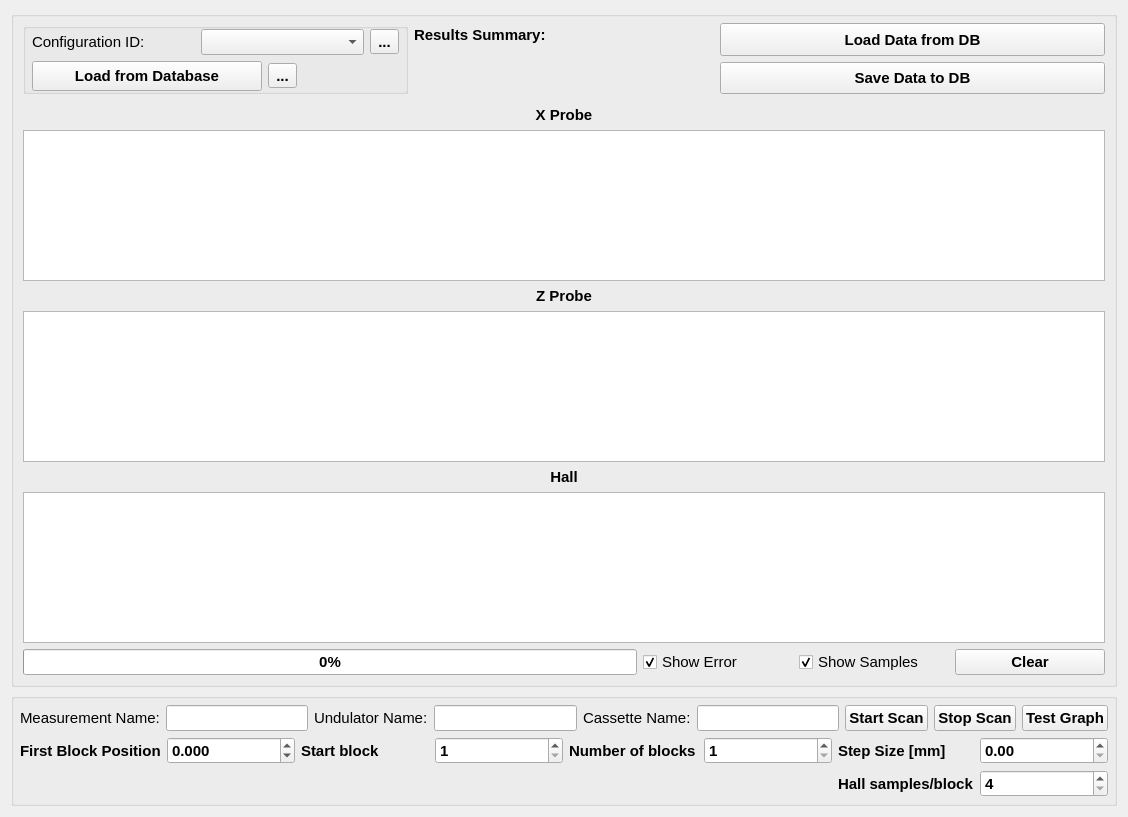
Before: the Qt Designer form deltabench/gui/ui/scanwidget.ui in lnls-ima/delta-assembly-bench, drawn with Qt 5.
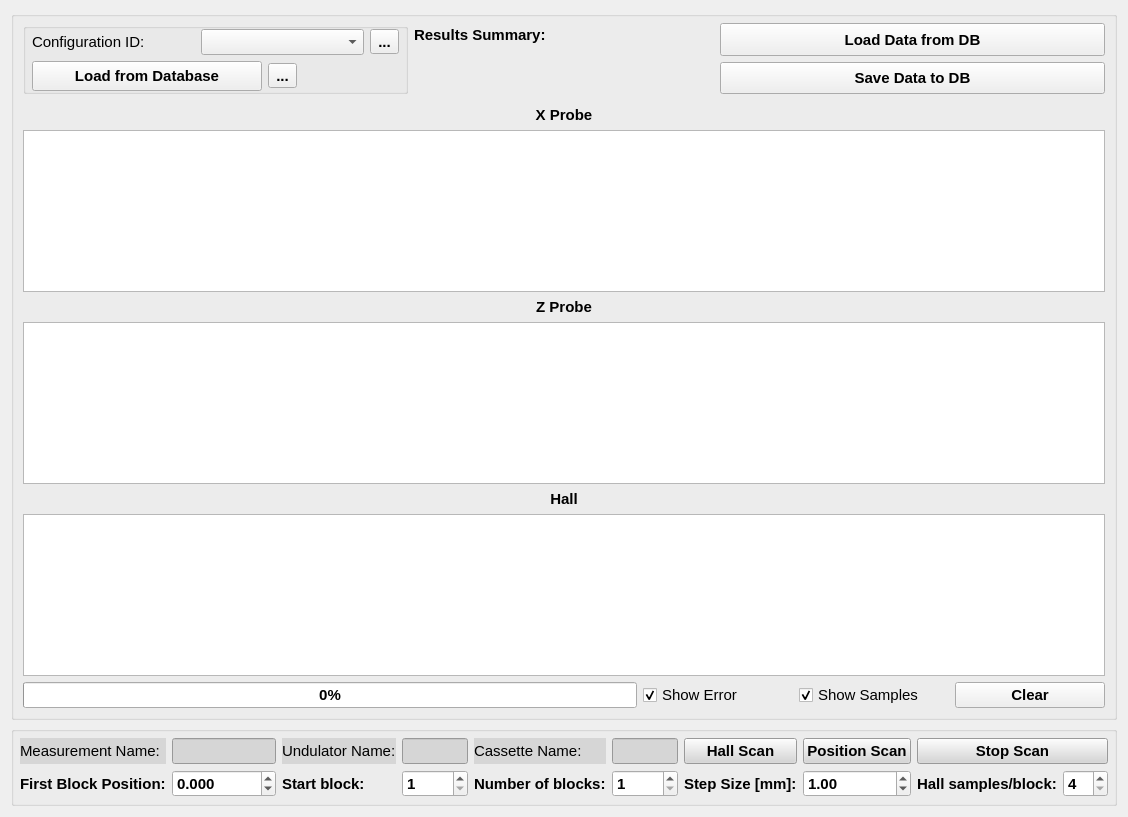
After: the same form once the commit is applied. Icons and pictures are not drawn. Custom widgets are drawn as their Qt base class.

Commit message: Separate scan in two: hall sensor scan, and position measurement scan

```diff
--- a/deltabench/gui/ui/scanwidget.ui
+++ b/deltabench/gui/ui/scanwidget.ui
@@ -548,123 +548,6 @@
           <property name="bottomMargin">
            <number>6</number>
           </property>
-          <item row="1" column="9">
-           <widget class="QPushButton" name="pbt_stop_scan">
-            <property name="enabled">
-             <bool>true</bool>
-            </property>
-            <property name="sizePolicy">
-             <sizepolicy hsizetype="Preferred" vsizetype="Preferred">
-              <horstretch>0</horstretch>
-              <verstretch>0</verstretch>
-             </sizepolicy>
-            </property>
-            <property name="minimumSize">
-             <size>
-              <width>0</width>
-              <height>0</height>
-             </size>
-            </property>
-            <property name="maximumSize">
-             <size>
-              <width>16777215</width>
-              <height>16777215</height>
-             </size>
-            </property>
-            <property name="font">
-             <font>
-              <weight>75</weight>
-              <bold>true</bold>
-             </font>
-            </property>
-            <property name="text">
-             <string>Stop Scan</string>
-            </property>
-            <property name="icon">
-             <iconset>
-              <normaloff>../../resources/img/stop.svg</normaloff>../../resources/img/stop.svg</iconset>
-            </property>
-            <property name="iconSize">
-             <size>
-              <width>24</width>
-              <height>24</height>
-             </size>
-            </property>
-           </widget>
-          </item>
-          <item row="1" column="3" colspan="3">
-           <widget class="QLineEdit" name="le_undulator_name">
-            <property name="sizePolicy">
-             <sizepolicy hsizetype="Preferred" vsizetype="Fixed">
-              <horstretch>0</horstretch>
-              <verstretch>0</verstretch>
-             </sizepolicy>
-            </property>
-            <property name="font">
-             <font>
-              <weight>50</weight>
-              <bold>false</bold>
-             </font>
-            </property>
-           </widget>
-          </item>
-          <item row="1" column="8">
-           <widget class="QPushButton" name="pbt_start_scan">
-            <property name="sizePolicy">
-             <sizepolicy hsizetype="Preferred" vsizetype="Preferred">
-              <horstretch>0</horstretch>
-              <verstretch>0</verstretch>
-             </sizepolicy>
-            </property>
-            <property name="minimumSize">
-             <size>
-              <width>0</width>
-              <height>0</height>
-             </size>
-            </property>
-            <property name="maximumSize">
-             <size>
-              <width>16777215</width>
-              <height>16777215</height>
-             </size>
-            </property>
-            <property name="font">
-             <font>
-              <weight>75</weight>
-              <bold>true</bold>
-             </font>
-            </property>
-            <property name="text">
-             <string>Start Scan</string>
-            </property>
-            <property name="icon">
-             <iconset>
-              <normaloff>../../resources/img/move.svg</normaloff>../../resources/img/move.svg</iconset>
-            </property>
-            <property name="iconSize">
-             <size>
-              <width>24</width>
-              <height>24</height>
-             </size>
-            </property>
-           </widget>
-          </item>
-          <item row="1" column="1">
-           <widget class="QLineEdit" name="le_measurement_name">
-            <property name="sizePolicy">
-             <sizepolicy hsizetype="Preferred" vsizetype="Fixed">
-              <horstretch>0</horstretch>
-              <verstretch>0</verstretch>
-             </sizepolicy>
-            </property>
-            <property name="font">
-             <font>
-              <weight>50</weight>
-              <bold>false</bold>
-             </font>
-            </property>
-           </widget>
-          </item>
           <item row="4" column="0" colspan="11">
            <layout class="QGridLayout" name="gridLayout_5">
             <property name="topMargin">
@@ -673,31 +556,216 @@
             <property name="bottomMargin">
              <number>0</number>
             </property>
-            <item row="0" column="2">
-             <widget class="QLabel" name="label_10">
-              <property name="text">
-               <string>Start block</string>
-              </property>
-             </widget>
-            </item>
-            <item row="0" column="7">
-             <widget class="QDoubleSpinBox" name="sbd_scan_step_size"/>
-            </item>
-            <item row="0" column="0">
+            <item row="2" column="0">
              <widget class="QLabel" name="label_6">
               <property name="text">
-               <string>First Block Position</string>
+               <string>First Block Position:</string>
               </property>
              </widget>
             </item>
             <item row="0" column="4">
-             <widget class="QLabel" name="label_7">
+             <widget class="QLabel" name="label_5">
+              <property name="font">
+               <font>
+                <weight>50</weight>
+                <bold>false</bold>
+               </font>
+              </property>
+              <property name="styleSheet">
+               <string notr="true">background-color: rgb(214, 214, 214);</string>
+              </property>
               <property name="text">
-               <string>Number of blocks</string>
+               <string>Cassette Name:</string>
+              </property>
+             </widget>
+            </item>
+            <item row="0" column="3">
+             <widget class="QLineEdit" name="le_undulator_name">
+              <property name="sizePolicy">
+               <sizepolicy hsizetype="Preferred" vsizetype="Fixed">
+                <horstretch>0</horstretch>
+                <verstretch>0</verstretch>
+               </sizepolicy>
+              </property>
+              <property name="font">
+               <font>
+                <weight>50</weight>
+                <bold>false</bold>
+               </font>
+              </property>
+              <property name="styleSheet">
+               <string notr="true">background-color: rgb(214, 214, 214);</string>
+              </property>
+             </widget>
+            </item>
+            <item row="2" column="2">
+             <widget class="QLabel" name="label_10">
+              <property name="text">
+               <string>Start block:</string>
+              </property>
+             </widget>
+            </item>
+            <item row="0" column="6">
+             <widget class="QPushButton" name="pbt_start_hall_scan">
+              <property name="sizePolicy">
+               <sizepolicy hsizetype="Preferred" vsizetype="Preferred">
+                <horstretch>0</horstretch>
+                <verstretch>0</verstretch>
+               </sizepolicy>
+              </property>
+              <property name="minimumSize">
+               <size>
+                <width>0</width>
+                <height>0</height>
+               </size>
+              </property>
+              <property name="maximumSize">
+               <size>
+                <width>16777215</width>
+                <height>16777215</height>
+               </size>
+              </property>
+              <property name="font">
+               <font>
+                <weight>75</weight>
+                <bold>true</bold>
+               </font>
+              </property>
+              <property name="styleSheet">
+               <string notr="true">background-color: rgb(214, 214, 214);</string>
+              </property>
+              <property name="text">
+               <string>Hall Scan</string>
+              </property>
+              <property name="icon">
+               <iconset>
+                <normaloff>../../resources/img/move.svg</normaloff>../../resources/img/move.svg</iconset>
+              </property>
+              <property name="iconSize">
+               <size>
+                <width>24</width>
+                <height>24</height>
+               </size>
+              </property>
+             </widget>
+            </item>
+            <item row="2" column="9">
+             <widget class="QSpinBox" name="sb_hall_samples_per_block">
+              <property name="minimum">
+               <number>4</number>
+              </property>
+              <property name="singleStep">
+               <number>2</number>
+              </property>
+              <property name="value">
+               <number>4</number>
+              </property>
+             </widget>
+            </item>
+            <item row="0" column="0">
+             <widget class="QLabel" name="label">
+              <property name="font">
+               <font>
+                <weight>50</weight>
+                <bold>false</bold>
+               </font>
+              </property>
+              <property name="styleSheet">
+               <string notr="true">background-color: rgb(214, 214, 214);</string>
+              </property>
+              <property name="text">
+               <string>Measurement Name:</string>
+              </property>
+             </widget>
+            </item>
+            <item row="2" column="3">
+             <widget class="QSpinBox" name="sb_scan_start_block">
+              <property name="minimum">
+               <number>1</number>
+              </property>
+             </widget>
+            </item>
+            <item row="0" column="7">
+             <widget class="QPushButton" name="pbt_start_position_scan">
+              <property name="sizePolicy">
+               <sizepolicy hsizetype="Preferred" vsizetype="Preferred">
+                <horstretch>0</horstretch>
+                <verstretch>0</verstretch>
+               </sizepolicy>
+              </property>
+              <property name="minimumSize">
+               <size>
+                <width>0</width>
+                <height>0</height>
+               </size>
+              </property>
+              <property name="maximumSize">
+               <size>
+                <width>16777215</width>
+                <height>16777215</height>
+               </size>
+              </property>
+              <property name="font">
+               <font>
+                <weight>75</weight>
+                <bold>true</bold>
+               </font>
+              </property>
+              <property name="styleSheet">
+               <string notr="true">background-color: rgb(214, 214, 214);</string>
+              </property>
+              <property name="text">
+               <string>Position Scan</string>
+              </property>
+              <property name="icon">
+               <iconset>
+                <normaloff>../../resources/img/move.svg</normaloff>../../resources/img/move.svg</iconset>
+              </property>
+              <property name="iconSize">
+               <size>
+                <width>24</width>
+                <height>24</height>
+               </size>
               </property>
              </widget>
             </item>
             <item row="0" column="1">
+             <widget class="QLineEdit" name="le_measurement_name">
+              <property name="sizePolicy">
+               <sizepolicy hsizetype="Preferred" vsizetype="Fixed">
+                <horstretch>0</horstretch>
+                <verstretch>0</verstretch>
+               </sizepolicy>
+              </property>
+              <property name="font">
+               <font>
+                <weight>50</weight>
+                <bold>false</bold>
+               </font>
+              </property>
+              <property name="styleSheet">
+               <string notr="true">background-color: rgb(214, 214, 214);</string>
+              </property>
+             </widget>
+            </item>
+            <item row="2" column="6">
+             <widget class="QLabel" name="label_8">
+              <property name="text">
+               <string>Step Size [mm]:</string>
+              </property>
+             </widget>
+            </item>
+            <item row="2" column="5">
+             <widget class="QSpinBox" name="sb_scan_nr_blocks">
+              <property name="minimum">
+               <number>1</number>
+              </property>
+              <property name="singleStep">
+               <number>1</number>
+              </property>
+             </widget>
+            </item>
+            <item row="2" column="1">
              <widget class="QDoubleSpinBox" name="sbd_start_reference_position">
               <property name="decimals">
                <number>3</number>
@@ -710,147 +778,114 @@
               </property>
              </widget>
             </item>
-            <item row="0" column="6">
-             <widget class="QLabel" name="label_8">
+            <item row="2" column="4">
+             <widget class="QLabel" name="label_7">
               <property name="text">
-               <string>Step Size [mm]</string>
+               <string>Number of blocks:</string>
               </property>
              </widget>
             </item>
-            <item row="0" column="3">
-             <widget class="QSpinBox" name="sb_scan_start_block">
+            <item row="2" column="7">
+             <widget class="QDoubleSpinBox" name="sbd_scan_step_size">
               <property name="minimum">
-               <number>1</number>
+               <double>0.100000000000000</double>
+              </property>
+              <property name="value">
+               <double>1.000000000000000</double>
               </property>
              </widget>
             </item>
             <item row="0" column="5">
-             <widget class="QSpinBox" name="sb_scan_nr_blocks">
-              <property name="minimum">
-               <number>1</number>
+             <widget class="QLineEdit" name="le_cassette_name">
+              <property name="sizePolicy">
+               <sizepolicy hsizetype="Preferred" vsizetype="Fixed">
+                <horstretch>0</horstretch>
+                <verstretch>0</verstretch>
+               </sizepolicy>
               </property>
-              <property name="singleStep">
-               <number>1</number>
+              <property name="font">
+               <font>
+                <weight>50</weight>
+                <bold>false</bold>
+               </font>
               </property>
+              <property name="styleSheet">
+               <string notr="true">background-color: rgb(214, 214, 214);</string>
+              </property>
              </widget>
             </item>
-            <item row="1" column="7">
-             <widget class="QSpinBox" name="sb_hall_samples_per_block">
-              <property name="minimum">
-               <number>4</number>
+            <item row="0" column="2">
+             <widget class="QLabel" name="label_11">
+              <property name="font">
+               <font>
+                <weight>50</weight>
+                <bold>false</bold>
+               </font>
               </property>
-              <property name="singleStep">
-               <number>2</number>
+              <property name="styleSheet">
+               <string notr="true">background-color: rgb(214, 214, 214);</string>
               </property>
-              <property name="value">
-               <number>4</number>
+              <property name="text">
+               <string>Undulator Name:</string>
               </property>
              </widget>
             </item>
-            <item row="1" column="6">
+            <item row="2" column="8">
              <widget class="QLabel" name="label_9">
               <property name="text">
-               <string>Hall samples/block</string>
+               <string>Hall samples/block:</string>
+              </property>
+             </widget>
+            </item>
+            <item row="0" column="8" colspan="2">
+             <widget class="QPushButton" name="pbt_stop_scan">
+              <property name="enabled">
+               <bool>true</bool>
+              </property>
+              <property name="sizePolicy">
+               <sizepolicy hsizetype="Preferred" vsizetype="Preferred">
+                <horstretch>0</horstretch>
+                <verstretch>0</verstretch>
+               </sizepolicy>
+              </property>
+              <property name="minimumSize">
+               <size>
+                <width>0</width>
+                <height>0</height>
+               </size>
+              </property>
+              <property name="maximumSize">
+               <size>
+                <width>16777215</width>
+                <height>16777215</height>
+               </size>
+              </property>
+              <property name="font">
+               <font>
+                <weight>75</weight>
+                <bold>true</bold>
+               </font>
+              </property>
+              <property name="styleSheet">
+               <string notr="true">background-color: rgb(214, 214, 214);</string>
+              </property>
+              <property name="text">
+               <string>Stop Scan</string>
+              </property>
+              <property name="icon">
+               <iconset>
+                <normaloff>../../resources/img/stop.svg</normaloff>../../resources/img/stop.svg</iconset>
+              </property>
+              <property name="iconSize">
+               <size>
+                <width>24</width>
+                <height>24</height>
+               </size>
               </property>
              </widget>
             </item>
            </layout>
           </item>
-          <item row="1" column="7">
-           <widget class="QLineEdit" name="le_cassette_name">
-            <property name="sizePolicy">
-             <sizepolicy hsizetype="Preferred" vsizetype="Fixed">
-              <horstretch>0</horstretch>
-              <verstretch>0</verstretch>
-             </sizepolicy>
-            </property>
-            <property name="font">
-             <font>
-              <weight>50</weight>
-              <bold>false</bold>
-             </font>
-            </property>
-           </widget>
-          </item>
-          <item row="1" column="6">
-           <widget class="QLabel" name="label_5">
-            <property name="font">
-             <font>
-              <weight>50</weight>
-              <bold>false</bold>
-             </font>
-            </property>
-            <property name="text">
-             <string>Cassette Name:</string>
-            </property>
-           </widget>
-          </item>
-          <item row="1" column="2">
-           <widget class="QLabel" name="label_11">
-            <property name="font">
-             <font>
-              <weight>50</weight>
-              <bold>false</bold>
-             </font>
-            </property>
-            <property name="text">
-             <string>Undulator Name:</string>
-            </property>
-           </widget>
-          </item>
-          <item row="1" column="0">
-           <widget class="QLabel" name="label">
-            <property name="font">
-             <font>
-              <weight>50</weight>
-              <bold>false</bold>
-             </font>
-            </property>
-            <property name="text">
-             <string>Measurement Name:</string>
-            </property>
-           </widget>
-          </item>
-          <item row="1" column="10">
-           <widget class="QPushButton" name="pbt_test_graph">
-            <property name="sizePolicy">
-             <sizepolicy hsizetype="Preferred" vsizetype="Preferred">
-              <horstretch>0</horstretch>
-              <verstretch>0</verstretch>
-             </sizepolicy>
-            </property>
-            <property name="minimumSize">
-             <size>
-              <width>0</width>
-              <height>0</height>
-             </size>
-            </property>
-            <property name="maximumSize">
-             <size>
-              <width>150</width>
-              <height>16777215</height>
-             </size>
-            </property>
-            <property name="font">
-             <font>
-              <weight>75</weight>
-              <bold>true</bold>
-             </font>
-            </property>
-            <property name="toolTip">
-             <string>Clear graphs and results</string>
-            </property>
-            <property name="text">
-             <string>Test Graph</string>
-            </property>
-            <property name="iconSize">
-             <size>
-              <width>24</width>
-              <height>24</height>
-             </size>
-            </property>
-           </widget>
-          </item>
          </layout>
         </widget>
        </item>
```
Left out of the diff: 302 changed lines with no effect on the pictures. The commit also changes 3 other files.
